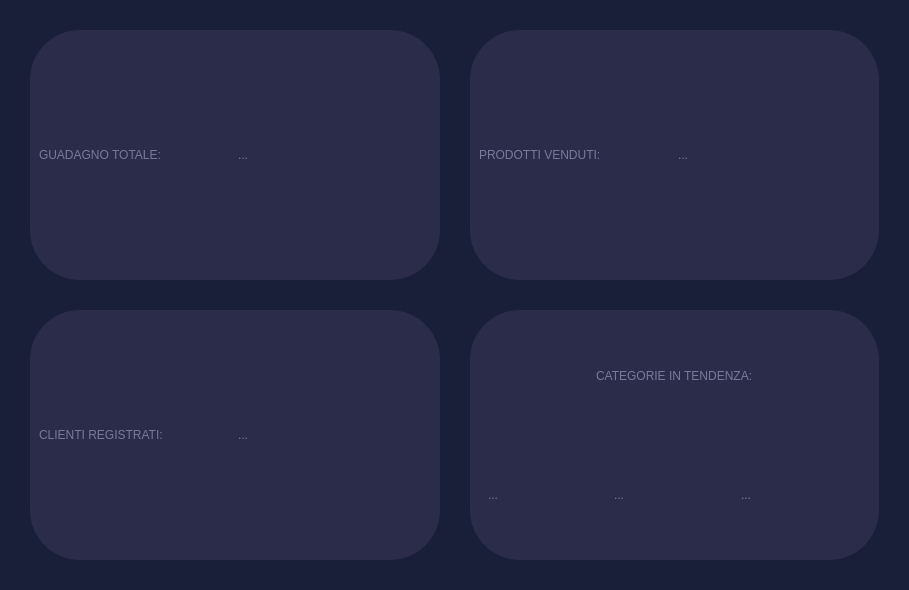
LeonUrsu/NegozioDellUsato-ExamIS, file NegozioDelUsatoPython/MVC/View/AdminButtonsViews/statisticheView2.ui: the form before one commit.
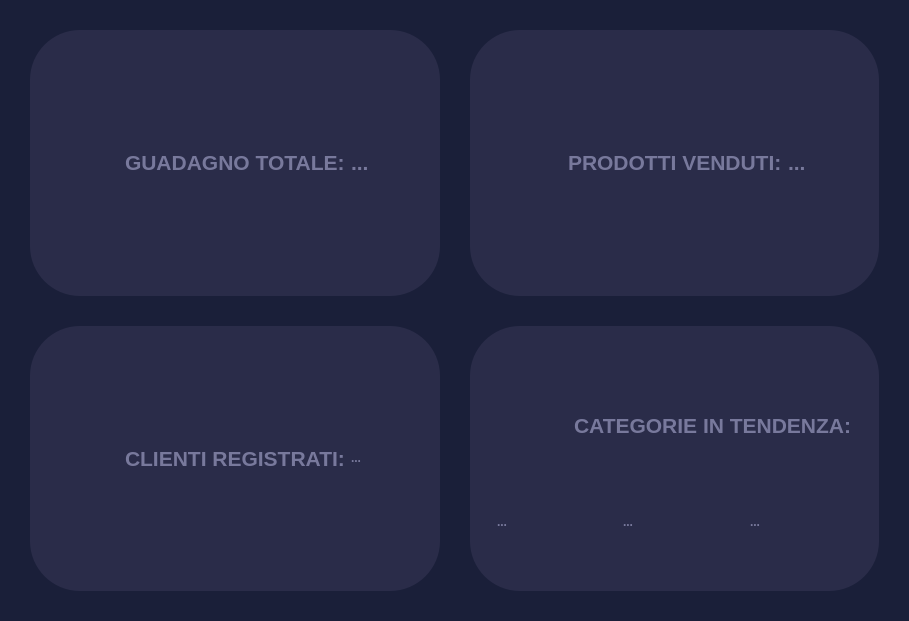
The form after the commit. Icons and pictures are not drawn.

Commit message: cambiato stile a statistiche

Diff of the .ui file:
```diff
--- a/NegozioDelUsatoPython/MVC/View/AdminButtonsViews/statisticheView2.ui
+++ b/NegozioDelUsatoPython/MVC/View/AdminButtonsViews/statisticheView2.ui
@@ -7,7 +7,7 @@
     <x>0</x>
     <y>0</y>
     <width>909</width>
-    <height>590</height>
+    <height>621</height>
    </rect>
   </property>
   <property name="windowTitle">
@@ -21,6 +21,17 @@
 	color:#78799c;
 	background-color:#2a2c49;
 	border-radius: 50%;
+}
+QPushButton{
+	color:#78799c;
+	background-color:#2a2c49;
+	border: 0px;
+}
+QLabel{
+	color:#78799c;
+	background-color:#2a2c49;
+	border-radius: 50%;
+    font-weight: bold;
 }</string>
   </property>
   <layout class="QGridLayout" name="gridLayout">
@@ -43,7 +54,7 @@
     <widget class="QFrame" name="topleft">
      <property name="maximumSize">
       <size>
-       <width>500</width>
+       <width>700</width>
        <height>500</height>
       </size>
      </property>
@@ -58,19 +69,54 @@
      </property>
      <layout class="QHBoxLayout" name="horizontalLayout_4">
       <item>
+       <widget class="QPushButton" name="pushButton">
+        <property name="text">
+         <string notr="true"/>
+        </property>
+        <property name="icon">
+         <iconset resource="../resources.qrc">
+          <normaloff>:/purpleIcons/assets/#78799c(purple) icons/dollar-sign.svg</normaloff>:/purpleIcons/assets/#78799c(purple) icons/dollar-sign.svg</iconset>
+        </property>
+        <property name="iconSize">
+         <size>
+          <width>48</width>
+          <height>48</height>
+         </size>
+        </property>
+       </widget>
+      </item>
+      <item alignment="Qt::AlignRight|Qt::AlignVCenter">
        <widget class="QLabel" name="label">
+        <property name="font">
+         <font>
+          <family>Leelawadee UI</family>
+          <bold>true</bold>
+         </font>
+        </property>
         <property name="frameShape">
          <enum>QFrame::StyledPanel</enum>
         </property>
         <property name="text">
-         <string>GUADAGNO TOTALE:</string>
+         <string>&lt;html&gt;&lt;head/&gt;&lt;body&gt;&lt;p&gt;&lt;span style=&quot; font-size:16pt; font-weight:700;&quot;&gt;GUADAGNO TOTALE:&lt;/span&gt;&lt;/p&gt;&lt;/body&gt;&lt;/html&gt;</string>
         </property>
        </widget>
       </item>
-      <item>
+      <item alignment="Qt::AlignLeft|Qt::AlignVCenter">
        <widget class="QLabel" name="guadagnoTotaleLabel">
+        <property name="maximumSize">
+         <size>
+          <width>16777215</width>
+          <height>100</height>
+         </size>
+        </property>
+        <property name="font">
+         <font>
+          <family>Leelawadee UI</family>
+          <bold>true</bold>
+         </font>
+        </property>
         <property name="text">
-         <string>...</string>
+         <string>&lt;html&gt;&lt;head/&gt;&lt;body&gt;&lt;p&gt;&lt;span style=&quot; font-size:16pt; font-weight:700;&quot;&gt;...&lt;/span&gt;&lt;/p&gt;&lt;/body&gt;&lt;/html&gt;</string>
         </property>
        </widget>
       </item>
@@ -79,6 +125,12 @@
    </item>
    <item row="1" column="1">
     <widget class="QFrame" name="botleft">
+     <property name="maximumSize">
+      <size>
+       <width>700</width>
+       <height>500</height>
+      </size>
+     </property>
      <property name="frameShape">
       <enum>QFrame::StyledPanel</enum>
      </property>
@@ -86,15 +138,38 @@
       <enum>QFrame::Plain</enum>
      </property>
      <layout class="QHBoxLayout" name="horizontalLayout_2">
+      <item>
+       <widget class="QPushButton" name="pushButton_3">
+        <property name="text">
+         <string/>
+        </property>
+        <property name="icon">
+         <iconset resource="../resources.qrc">
+          <normaloff>:/purpleIcons/assets/#78799c(purple) icons/users.svg</normaloff>:/purpleIcons/assets/#78799c(purple) icons/users.svg</iconset>
+        </property>
+        <property name="iconSize">
+         <size>
+          <width>48</width>
+          <height>48</height>
+         </size>
+        </property>
+       </widget>
+      </item>
       <item>
        <widget class="QLabel" name="label_5">
         <property name="text">
-         <string>CLIENTI REGISTRATI:</string>
+         <string>&lt;html&gt;&lt;head/&gt;&lt;body&gt;&lt;p&gt;&lt;span style=&quot; font-size:16pt; font-weight:700;&quot;&gt;CLIENTI REGISTRATI:&lt;/span&gt;&lt;/p&gt;&lt;/body&gt;&lt;/html&gt;</string>
         </property>
        </widget>
       </item>
       <item>
        <widget class="QLabel" name="clientiProprietariLabel">
+        <property name="maximumSize">
+         <size>
+          <width>16777215</width>
+          <height>100</height>
+         </size>
+        </property>
         <property name="text">
          <string>...</string>
         </property>
@@ -105,6 +180,12 @@
    </item>
    <item row="1" column="2">
     <widget class="QFrame" name="botright">
+     <property name="maximumSize">
+      <size>
+       <width>700</width>
+       <height>500</height>
+      </size>
+     </property>
      <property name="frameShape">
       <enum>QFrame::StyledPanel</enum>
      </property>
@@ -112,14 +193,7 @@
       <enum>QFrame::Plain</enum>
      </property>
      <layout class="QVBoxLayout" name="verticalLayout">
-      <item alignment="Qt::AlignHCenter">
-       <widget class="QLabel" name="label_7">
-        <property name="text">
-         <string>CATEGORIE IN TENDENZA:</string>
-        </property>
-       </widget>
-      </item>
-      <item>
+      <item alignment="Qt::AlignBottom">
        <widget class="QFrame" name="frame">
         <property name="frameShape">
          <enum>QFrame::StyledPanel</enum>
@@ -127,26 +201,122 @@
         <property name="frameShadow">
          <enum>QFrame::Raised</enum>
         </property>
+        <layout class="QHBoxLayout" name="horizontalLayout_5">
+         <item>
+          <widget class="QFrame" name="frame_2">
+           <property name="frameShape">
+            <enum>QFrame::StyledPanel</enum>
+           </property>
+           <property name="frameShadow">
+            <enum>QFrame::Raised</enum>
+           </property>
+           <layout class="QHBoxLayout" name="horizontalLayout_6">
+            <item>
+             <widget class="QPushButton" name="pushButton_4">
+              <property name="text">
+               <string/>
+              </property>
+              <property name="icon">
+               <iconset resource="../resources.qrc">
+                <normaloff>:/purpleIcons/assets/#78799c(purple) icons/trending-up.svg</normaloff>:/purpleIcons/assets/#78799c(purple) icons/trending-up.svg</iconset>
+              </property>
+              <property name="iconSize">
+               <size>
+                <width>48</width>
+                <height>48</height>
+               </size>
+              </property>
+             </widget>
+            </item>
+           </layout>
+          </widget>
+         </item>
+         <item>
+          <widget class="QFrame" name="frame_3">
+           <property name="frameShape">
+            <enum>QFrame::StyledPanel</enum>
+           </property>
+           <property name="frameShadow">
+            <enum>QFrame::Raised</enum>
+           </property>
+           <layout class="QHBoxLayout" name="horizontalLayout_7">
+            <item>
+             <widget class="QLabel" name="label_2">
+              <property name="text">
+               <string>&lt;html&gt;&lt;head/&gt;&lt;body&gt;&lt;p&gt;&lt;span style=&quot; font-size:16pt;&quot;&gt;CATEGORIE IN TENDENZA:&lt;/span&gt;&lt;/p&gt;&lt;/body&gt;&lt;/html&gt;</string>
+              </property>
+             </widget>
+            </item>
+           </layout>
+          </widget>
+         </item>
+        </layout>
+       </widget>
+      </item>
+      <item>
+       <widget class="QFrame" name="frame_4">
+        <property name="frameShape">
+         <enum>QFrame::StyledPanel</enum>
+        </property>
+        <property name="frameShadow">
+         <enum>QFrame::Raised</enum>
+        </property>
         <layout class="QHBoxLayout" name="horizontalLayout">
          <item>
-          <widget class="QLabel" name="cat1">
-           <property name="text">
-            <string>...</string>
+          <widget class="QFrame" name="frame_7">
+           <property name="frameShape">
+            <enum>QFrame::StyledPanel</enum>
            </property>
+           <property name="frameShadow">
+            <enum>QFrame::Raised</enum>
+           </property>
+           <layout class="QVBoxLayout" name="verticalLayout_2">
+            <item>
+             <widget class="QLabel" name="cat1">
+              <property name="text">
+               <string>...</string>
+              </property>
+             </widget>
+            </item>
+           </layout>
           </widget>
          </item>
          <item>
-          <widget class="QLabel" name="cat2">
-           <property name="text">
-            <string>...</string>
+          <widget class="QFrame" name="frame_5">
+           <property name="frameShape">
+            <enum>QFrame::StyledPanel</enum>
            </property>
+           <property name="frameShadow">
+            <enum>QFrame::Raised</enum>
+           </property>
+           <layout class="QVBoxLayout" name="verticalLayout_4">
+            <item>
+             <widget class="QLabel" name="cat2">
+              <property name="text">
+               <string>...</string>
+              </property>
+             </widget>
+            </item>
+           </layout>
           </widget>
          </item>
          <item>
-          <widget class="QLabel" name="cat3">
-           <property name="text">
-            <string>...</string>
+          <widget class="QFrame" name="frame_6">
+           <property name="frameShape">
+            <enum>QFrame::StyledPanel</enum>
            </property>
+           <property name="frameShadow">
+            <enum>QFrame::Raised</enum>
+           </property>
+           <layout class="QVBoxLayout" name="verticalLayout_3">
+            <item>
+             <widget class="QLabel" name="cat3">
+              <property name="text">
+               <string>...</string>
+              </property>
+             </widget>
+            </item>
+           </layout>
           </widget>
          </item>
         </layout>
@@ -157,6 +327,12 @@
    </item>
    <item row="0" column="2">
     <widget class="QFrame" name="topright">
+     <property name="maximumSize">
+      <size>
+       <width>700</width>
+       <height>500</height>
+      </size>
+     </property>
      <property name="frameShape">
       <enum>QFrame::StyledPanel</enum>
      </property>
@@ -165,16 +341,52 @@
      </property>
      <layout class="QHBoxLayout" name="horizontalLayout_3">
       <item>
+       <widget class="QPushButton" name="pushButton_2">
+        <property name="text">
+         <string/>
+        </property>
+        <property name="icon">
+         <iconset resource="../resources.qrc">
+          <normaloff>:/purpleIcons/assets/#78799c(purple) icons/shopping-bag.svg</normaloff>:/purpleIcons/assets/#78799c(purple) icons/shopping-bag.svg</iconset>
+        </property>
+        <property name="iconSize">
+         <size>
+          <width>48</width>
+          <height>48</height>
+         </size>
+        </property>
+       </widget>
+      </item>
+      <item alignment="Qt::AlignRight">
        <widget class="QLabel" name="label_3">
+        <property name="font">
+         <font>
+          <family>Leelawadee UI</family>
+          <bold>true</bold>
+         </font>
+        </property>
         <property name="text">
-         <string>PRODOTTI VENDUTI:</string>
+         <string>&lt;html&gt;&lt;head/&gt;&lt;body&gt;&lt;p&gt;&lt;span style=&quot; font-size:16pt; font-weight:700;&quot;&gt;PRODOTTI VENDUTI:&lt;/span&gt;&lt;/p&gt;&lt;/body&gt;&lt;/html&gt;</string>
         </property>
        </widget>
       </item>
       <item>
-       <widget class="QLabel" name="label_4">
+       <widget class="QLabel" name="prodottiVendutiLabel">
+        <property name="maximumSize">
+         <size>
+          <width>16777215</width>
+          <height>100</height>
+         </size>
+        </property>
+        <property name="font">
+         <font>
+          <family>Leelawadee UI</family>
+          <pointsize>16</pointsize>
+          <bold>true</bold>
+         </font>
+        </property>
         <property name="text">
-         <string>...</string>
+         <string>&lt;html&gt;&lt;head/&gt;&lt;body&gt;&lt;p&gt;&lt;span style=&quot; font-weight:700;&quot;&gt;...&lt;/span&gt;&lt;/p&gt;&lt;/body&gt;&lt;/html&gt;</string>
         </property>
        </widget>
       </item>
```
Left out of the diff: 4 changed lines with no effect on the pictures. The commit also changes 7 other files.
